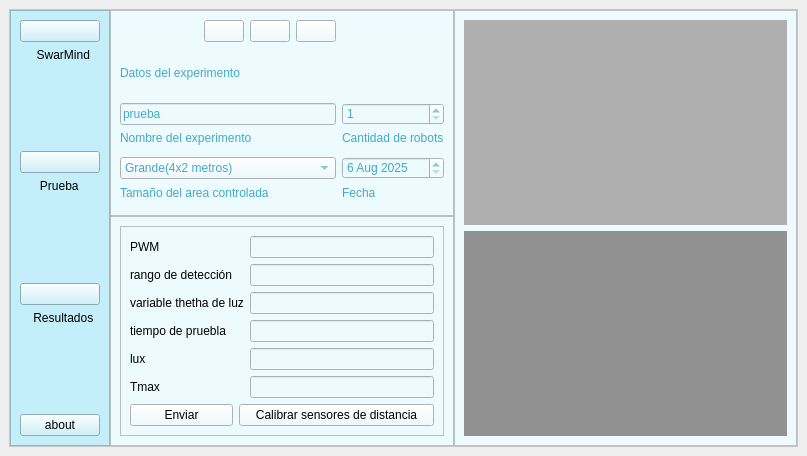
Before: the Qt Designer form EnjambreMain.ui in jesuMiranda/SwarMind, drawn with Qt 5.
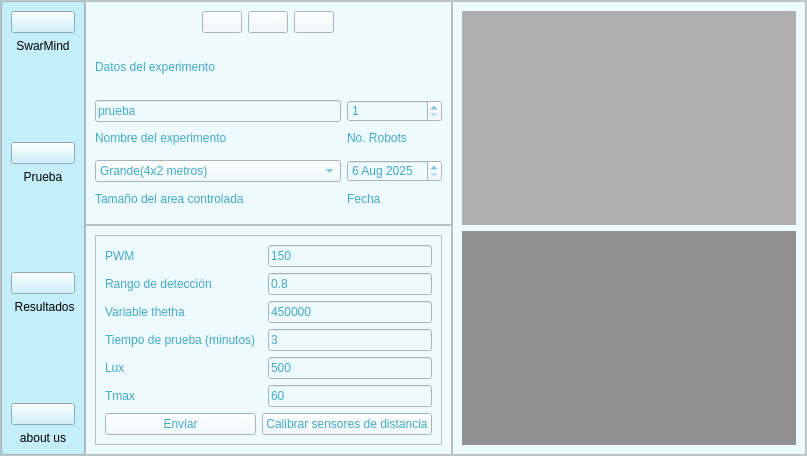
After: the same form once the commit is applied. Icons and pictures are not drawn.

What changed in the file:
```diff
--- a/EnjambreMain.ui
+++ b/EnjambreMain.ui
@@ -18,7 +18,19 @@
     <normaloff>recursos/enjambre.svg</normaloff>recursos/enjambre.svg</iconset>
   </property>
   <widget class="QWidget" name="centralwidget">
-   <layout class="QGridLayout" name="gridLayout_5">
+   <layout class="QGridLayout" name="_2" rowstretch="0" columnstretch="0" rowminimumheight="0" columnminimumwidth="0">
+    <property name="leftMargin">
+     <number>0</number>
+    </property>
+    <property name="topMargin">
+     <number>0</number>
+    </property>
+    <property name="rightMargin">
+     <number>0</number>
+    </property>
+    <property name="bottomMargin">
+     <number>0</number>
+    </property>
     <item row="0" column="0">
      <widget class="QFrame" name="PrincipalFrame">
       <property name="styleSheet">
@@ -83,7 +95,10 @@
             <item>
              <widget class="QLabel" name="label_3">
               <property name="text">
-               <string>     SwarMind</string>
+               <string>SwarMind</string>
+              </property>
+              <property name="alignment">
+               <set>Qt::AlignCenter</set>
               </property>
              </widget>
             </item>
@@ -120,7 +135,10 @@
             <item>
              <widget class="QLabel" name="label_4">
               <property name="text">
-               <string>      Prueba</string>
+               <string>Prueba</string>
+              </property>
+              <property name="alignment">
+               <set>Qt::AlignCenter</set>
               </property>
              </widget>
             </item>
@@ -157,7 +175,10 @@
             <item>
              <widget class="QLabel" name="label_5">
               <property name="text">
-               <string>    Resultados</string>
+               <string> Resultados</string>
+              </property>
+              <property name="alignment">
+               <set>Qt::AlignCenter</set>
               </property>
              </widget>
             </item>
@@ -177,12 +198,28 @@
             <item>
              <widget class="QPushButton" name="AboutButton">
               <property name="text">
-               <string>about</string>
+               <string/>
               </property>
               <property name="icon">
                <iconset>
                 <normaloff>recursos/about.png</normaloff>recursos/about.png</iconset>
               </property>
+              <property name="iconSize">
+               <size>
+                <width>32</width>
+                <height>32</height>
+               </size>
+              </property>
+             </widget>
+            </item>
+            <item>
+             <widget class="QLabel" name="label_6">
+              <property name="text">
+               <string>about us</string>
+              </property>
+              <property name="alignment">
+               <set>Qt::AlignCenter</set>
+              </property>
              </widget>
             </item>
            </layout>
@@ -379,7 +416,7 @@
 </string>
               </property>
               <property name="text">
-               <string>Cantidad de robots</string>
+               <string>No. Robots</string>
               </property>
              </widget>
             </item>
@@ -489,7 +526,7 @@
            </widget>
           </item>
           <item row="1" column="0">
-           <widget class="QLabel" name="label">
+           <widget class="QLabel" name="plot">
             <property name="styleSheet">
              <string notr="true">background-color: rgb(145, 145, 145);</string>
             </property>
@@ -525,104 +562,174 @@
              <enum>QFrame::Raised</enum>
             </property>
             <layout class="QGridLayout" name="gridLayout_6">
+             <item row="3" column="0">
+              <widget class="QLabel" name="tiempo">
+               <property name="styleSheet">
+                <string notr="true">font: 10pt &quot;Tahoma&quot;;
+color: rgb(68, 169, 197);
+</string>
+               </property>
+               <property name="text">
+                <string>Tiempo de prueba (minutos)</string>
+               </property>
+              </widget>
+             </item>
              <item row="0" column="0">
               <widget class="QLabel" name="vel">
+               <property name="styleSheet">
+                <string notr="true">font: 10pt &quot;Tahoma&quot;;
+color: rgb(68, 169, 197);
+</string>
+               </property>
                <property name="text">
                 <string>PWM </string>
                </property>
               </widget>
              </item>
-             <item row="0" column="2">
-              <widget class="QLineEdit" name="vel_motor">
-               <property name="text">
-                <string/>
-               </property>
-              </widget>
-             </item>
-             <item row="1" column="0">
-              <widget class="QLabel" name="deteccion">
-               <property name="text">
-                <string>rango de detección</string>
-               </property>
-              </widget>
-             </item>
-             <item row="1" column="2">
-              <widget class="QLineEdit" name="ran_detec">
-               <property name="text">
-                <string/>
-               </property>
-              </widget>
-             </item>
              <item row="2" column="0" colspan="2">
               <widget class="QLabel" name="alpha">
+               <property name="styleSheet">
+                <string notr="true">font: 10pt &quot;Tahoma&quot;;
+color: rgb(68, 169, 197);
+</string>
+               </property>
                <property name="text">
-                <string>variable thetha de luz</string>
+                <string>Variable thetha</string>
                </property>
               </widget>
              </item>
              <item row="2" column="2">
               <widget class="QLineEdit" name="thetha_luz">
-               <property name="text">
-                <string/>
+               <property name="styleSheet">
+                <string notr="true">font: 12pt &quot;Tahoma&quot;;
+color: rgb(68, 169, 197);
+</string>
                </property>
-              </widget>
-             </item>
-             <item row="3" column="0">
-              <widget class="QLabel" name="tiempo">
                <property name="text">
-                <string>tiempo de pruebla</string>
+                <string>450000</string>
                </property>
               </widget>
              </item>
              <item row="3" column="2">
               <widget class="QLineEdit" name="tiempo_prueba">
+               <property name="styleSheet">
+                <string notr="true">font: 12pt &quot;Tahoma&quot;;
+color: rgb(68, 169, 197);
+</string>
+               </property>
                <property name="text">
-                <string/>
+                <string>3</string>
                </property>
               </widget>
              </item>
              <item row="4" column="0">
               <widget class="QLabel" name="tiempo_2">
+               <property name="styleSheet">
+                <string notr="true">font: 10pt &quot;Tahoma&quot;;
+color: rgb(68, 169, 197);
+</string>
+               </property>
                <property name="text">
-                <string>lux</string>
+                <string>Lux</string>
                </property>
               </widget>
              </item>
              <item row="4" column="2">
               <widget class="QLineEdit" name="Lux_lit">
+               <property name="styleSheet">
+                <string notr="true">font: 12pt &quot;Tahoma&quot;;
+color: rgb(68, 169, 197);
+</string>
+               </property>
                <property name="text">
-                <string/>
+                <string>500</string>
                </property>
               </widget>
              </item>
              <item row="5" column="0">
               <widget class="QLabel" name="label_2">
+               <property name="styleSheet">
+                <string notr="true">font: 10pt &quot;Tahoma&quot;;
+color: rgb(68, 169, 197);
+</string>
+               </property>
                <property name="text">
                 <string>Tmax</string>
                </property>
               </widget>
              </item>
-             <item row="5" column="2">
-              <widget class="QLineEdit" name="Tmax_var">
-               <property name="text">
-                <string/>
-               </property>
-              </widget>
-             </item>
              <item row="6" column="0">
               <widget class="QPushButton" name="enviarButton">
+               <property name="styleSheet">
+                <string notr="true">font: 10pt &quot;Tahoma&quot;;
+color: rgb(68, 169, 197);
+</string>
+               </property>
                <property name="text">
                 <string>Enviar</string>
                </property>
               </widget>
              </item>
+             <item row="1" column="0">
+              <widget class="QLabel" name="deteccion">
+               <property name="styleSheet">
+                <string notr="true">font: 10pt &quot;Tahoma&quot;;
+color: rgb(68, 169, 197);
+</string>
+               </property>
+               <property name="text">
+                <string>Rango de detección</string>
+               </property>
+              </widget>
+             </item>
+             <item row="1" column="2">
+              <widget class="QLineEdit" name="ran_detec">
+               <property name="styleSheet">
+                <string notr="true">font: 12pt &quot;Tahoma&quot;;
+color: rgb(68, 169, 197);
+</string>
+               </property>
+               <property name="text">
+                <string>0.8</string>
+               </property>
+              </widget>
+             </item>
+             <item row="0" column="2">
+              <widget class="QLineEdit" name="vel_motor">
+               <property name="styleSheet">
+                <string notr="true">font: 12pt &quot;Tahoma&quot;;
+color: rgb(68, 169, 197);
+</string>
+               </property>
+               <property name="text">
+                <string>150</string>
+               </property>
+              </widget>
+             </item>
              <item row="6" column="1" colspan="2">
               <widget class="QPushButton" name="levelbutton">
+               <property name="styleSheet">
+                <string notr="true">font: 10pt &quot;Tahoma&quot;;
+color: rgb(68, 169, 197);
+</string>
+               </property>
                <property name="text">
                 <string>Calibrar sensores de distancia</string>
                </property>
               </widget>
              </item>
+             <item row="5" column="2">
+              <widget class="QLineEdit" name="Tmax_var">
+               <property name="styleSheet">
+                <string notr="true">font: 12pt &quot;Tahoma&quot;;
+color: rgb(68, 169, 197);
+</string>
+               </property>
+               <property name="text">
+                <string>60</string>
+               </property>
+              </widget>
+             </item>
             </layout>
            </widget>
           </item>
```
